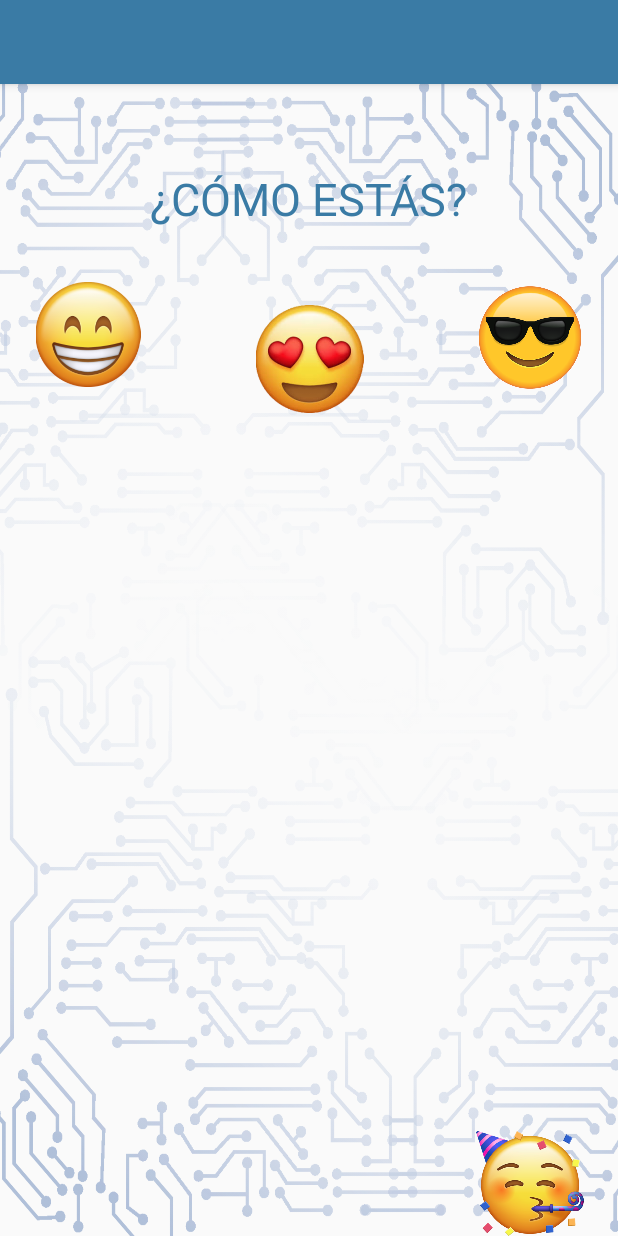
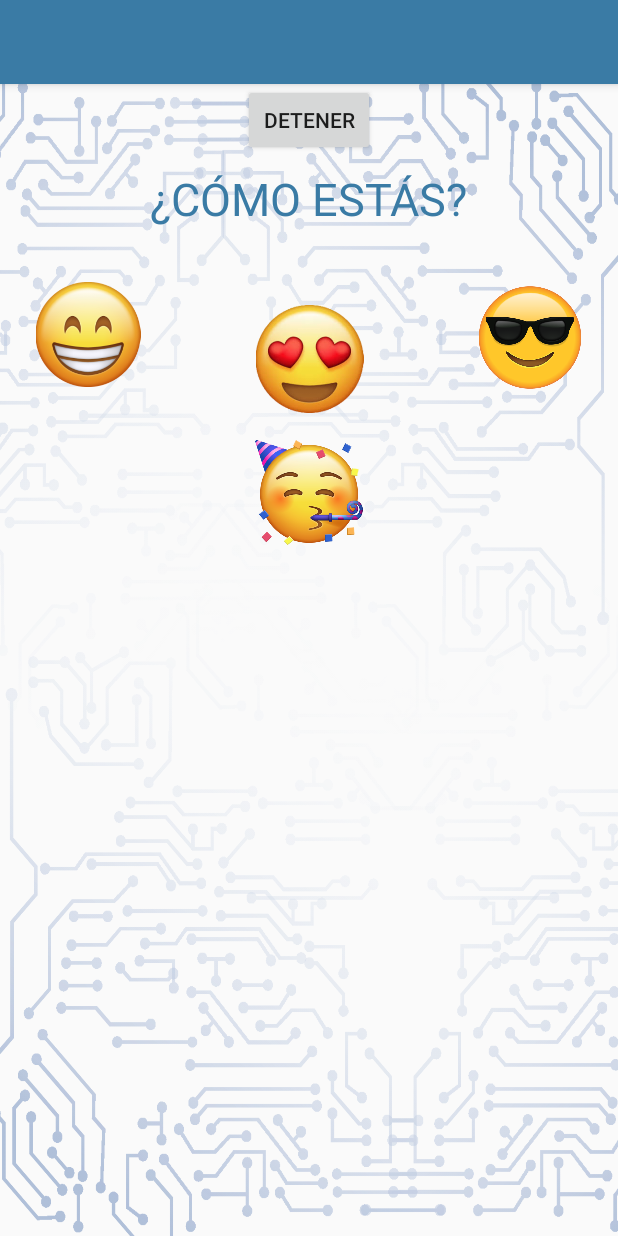
Before and after one commit to warwolf6432/Expofisica, an Android app: the Estado screen opened directly, with no data from a screen before it, after a tap on an icon or button, on a phone screen of 412 x 824 dp. Run offline under Robolectric (Android 15) with nearby library versions, the phone set to English and light mode, and no system bars.

Commit message:
may be
lolo

```diff
--- a/p5/app/src/main/java/com/example/p5/Estado.java
+++ b/p5/app/src/main/java/com/example/p5/Estado.java
@@ -19,6 +19,7 @@ public class Estado extends AppCompatActivity
 {
     MediaPlayer mp= MediaPlayer.create(this, R.raw.happy);
     mp.start();
+
 }
 
     public void wara(View view)
@@ -37,4 +38,9 @@ public class Estado extends AppCompatActivity
         MediaPlayer mp= MediaPlayer.create(this, R.raw.bb);
         mp.start();
     }
+    public void stop(View view)
+    {
+        MediaPlayer mp= MediaPlayer.create(this, R.raw.bb);
+mp.stop();
+    }
 }
--- a/p5/app/src/main/res/layout/activity_estado.xml
+++ b/p5/app/src/main/res/layout/activity_estado.xml
@@ -50,7 +50,10 @@
         android:onClick="wara"
         android:src="@drawable/waracha"
         app:layout_constraintBottom_toBottomOf="parent"
-        app:layout_constraintEnd_toEndOf="parent" />
+        app:layout_constraintEnd_toEndOf="parent"
+        app:layout_constraintStart_toStartOf="parent"
+        app:layout_constraintTop_toTopOf="parent"
+        app:layout_constraintVertical_bias="0.34" />
 
     <ImageView
         android:id="@+id/bjeje"
@@ -77,4 +80,15 @@
         app:layout_constraintTop_toTopOf="parent"
         app:layout_constraintVertical_bias="0.615" />
 
+    <Button
+        android:id="@+id/stop"
+        android:layout_width="wrap_content"
+        android:layout_height="wrap_content"
+        android:gravity="center"
+        android:onClick="stop"
+        android:text="Detener"
+        app:layout_constraintEnd_toEndOf="parent"
+        app:layout_constraintStart_toStartOf="parent"
+        tools:layout_editor_absoluteY="662dp" />
+
 </androidx.constraintlayout.widget.ConstraintLayout>
```
